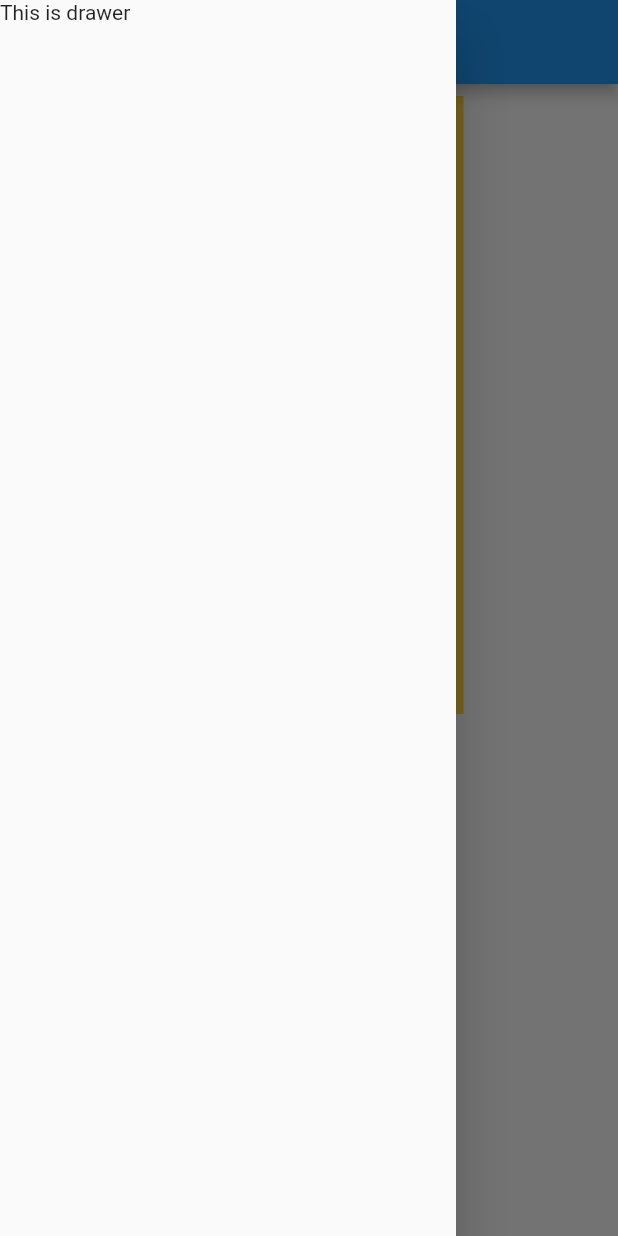
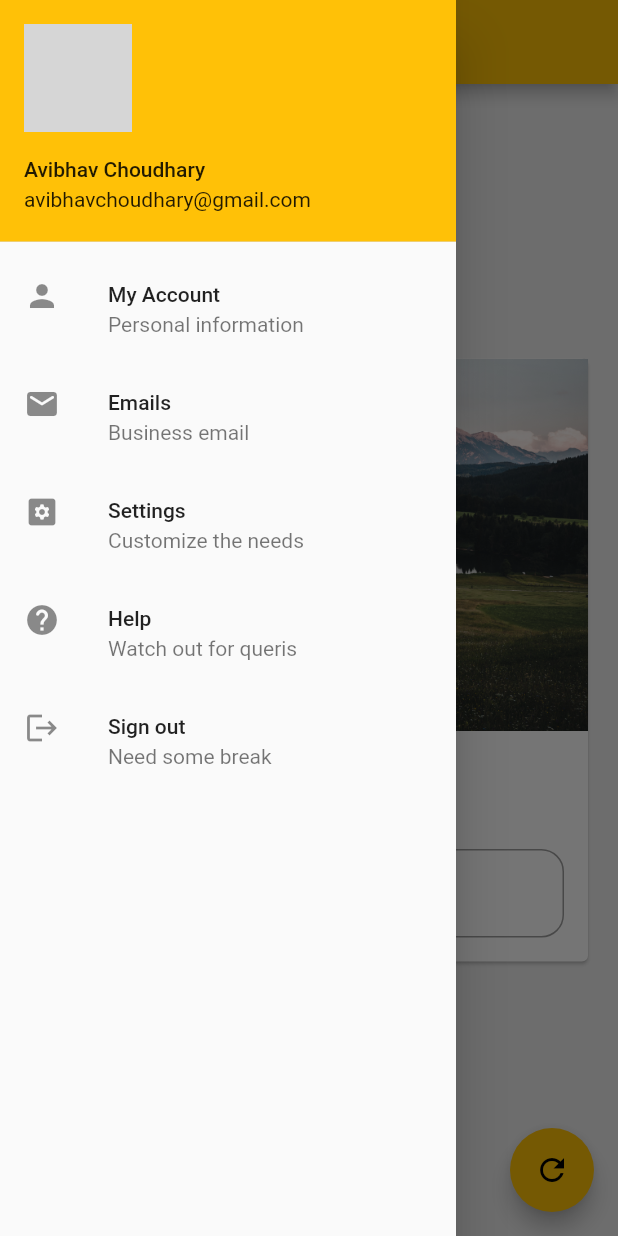
Before and after one commit to AvibhavChoudhary/flutter-first-project, a Flutter app: the screen it shows after launch, with the side drawer open, on a phone screen of 412 x 824 dp. Run offline on Flutter 3.47's test engine with Material 2 defaults, Android fonts, the phone set to English and light mode, and no system bars; network calls fail; grey boxes are pictures that could not be loaded.

Commit message:
CardView with some state changes done.

```diff
--- /dev/null
+++ b/lib/card.dart
@@ -0,0 +1,47 @@
+import 'package:flutter/material.dart';
+
+
+class Change_name extends StatelessWidget {
+  const Change_name({
+    Key key,
+    @required this.myText,
+    @required TextEditingController controller,
+  }) : _controller = controller, super(key: key);
+
+  final String myText;
+  final TextEditingController _controller;
+
+  @override
+  Widget build(BuildContext context) {
+    return Column(
+      children: [
+        Image.asset(
+          "assests/bg1.jpg",
+          fit: BoxFit.contain,
+        ),
+        SizedBox(
+          height: 20,
+        ),
+        Text(
+          myText,
+          style: TextStyle(fontSize: 20, fontWeight: FontWeight.w500),
+        ),
+        SizedBox(
+          height: 20,
+        ),
+        Padding(
+          padding: const EdgeInsets.all(16.0),
+          child: TextField(
+            controller: _controller,
+            keyboardType: TextInputType.text,
+            decoration: InputDecoration(
+                hintText: "Enter something here",
+                labelText: "Name",
+                border: OutlineInputBorder(
+                    borderRadius: BorderRadius.circular(15))),
+          ),
+        )
+      ],
+    );
+  }
+}
--- /dev/null
+++ b/lib/drawer.dart
@@ -0,0 +1,49 @@
+import 'package:flutter/material.dart';
+
+class MyDrawer extends StatelessWidget {
+  @override
+  Widget build(BuildContext context) {
+    return Drawer(
+        child: ListView(
+      padding: EdgeInsets.zero,
+      children: [
+        // DrawerHeader(child: Text("This is drawer",style: TextStyle(fontSize: 20),),
+        // decoration: BoxDecoration(color: Colors.amber),
+        // )
+        UserAccountsDrawerHeader(
+          accountName: Text("Avibhav Choudhary"),
+          accountEmail: Text("avibhavchoudhary@gmail.com"),
+          currentAccountPicture: CircleAvatar(
+            backgroundImage: NetworkImage(
+                "https://media-exp1.licdn.com/dms/image/C4E03AQHIG_s8K5IRXQ/profile-displayphoto-shrink_200_200/0?e=1607558400&v=beta&t=4qfuN119R8SlwKm6ccbAaPCnKuUtgrAwA3YBYdW74Zg"),
+          ),
+        ),
+        ListTile(
+          title: Text("My Account"),
+          leading: Icon(Icons.person),
+          subtitle: Text("Personal information"),
+        ),
+        ListTile(
+          title: Text("Emails"),
+          leading: Icon(Icons.email_rounded),
+          subtitle: Text("Business email"),
+        ),
+        ListTile(
+          title: Text("Settings"),
+          leading: Icon(Icons.settings_applications_rounded),
+          subtitle: Text("Customize the needs"),
+        ),
+        ListTile(
+          title: Text("Help"),
+          leading: Icon(Icons.help_rounded),
+          subtitle: Text("Watch out for queris"),
+        ),
+        ListTile(
+          title: Text("Sign out"),
+          leading: Icon(Icons.logout),
+          subtitle: Text("Need some break"),
+        ),
+      ],
+    ));
+  }
+}
--- /dev/null
+++ b/lib/image.dart
@@ -0,0 +1,11 @@
+import 'package:flutter/material.dart';
+
+class BgImage extends StatelessWidget {
+  @override
+  Widget build(BuildContext context) {
+    return Image.asset(
+      "assests/bg1.jpg",
+      fit: BoxFit.contain,
+    );
+  }
+}
--- a/lib/main.dart
+++ b/lib/main.dart
@@ -1,58 +1,16 @@
 import 'package:flutter/material.dart';
+
+import 'pages/Homepage.dart';
 
 void main() {
   runApp(MaterialApp(
     title: "My first app",
     home: HomePage(),
+    theme: ThemeData(primarySwatch: Colors.amber),
   ));
 }
 
-class HomePage extends StatelessWidget {
-  const HomePage({Key key}) : super(key: key);
 
-  @override
-  Widget build(BuildContext context) {
-    return Scaffold(
-        appBar: AppBar(
-          title: Text("My First App"),
-        ),
-        drawer: Drawer(
-          child: Text("This is drawer"),
-        ),
-        body: Padding(
-          padding: const EdgeInsets.all(8.0),
-          child: Align(
-            alignment: Alignment.topCenter,
-                    child: Container(
-                      color: Colors.amberAccent,
-              width: MediaQuery.of(context).size.width/2,
-              height: MediaQuery.of(context).size.height/2,
-              child: Column(
-                mainAxisAlignment: MainAxisAlignment.spaceEvenly,
-                crossAxisAlignment: CrossAxisAlignment.center,
-                children: [
-                  Container(
-                    height: 100,
-                    width: 100,
-                    color: Colors.red,
-                  ),
-                  Container(
-                    height: 100,
-                    width: 100,
-                    color: Colors.yellow,
-                  ),
-                  Container(
-                    height: 100,
-                    width: 100,
-                    color: Colors.green,
-                  )
-                ],
-              ),
-            ),
-          ),
-        ));
-  }
-}
 
 // class DemoBox extends StatelessWidget {
 //   const DemoBox({Key key}) : super(key: key);
--- /dev/null
+++ b/lib/pages/Homepage.dart
@@ -0,0 +1,51 @@
+import 'package:flutter/material.dart';
+
+import '../card.dart';
+import '../drawer.dart';
+
+
+class HomePage extends StatefulWidget {
+  const HomePage({Key key}) : super(key: key);
+
+  @override
+  _HomePageState createState() => _HomePageState();
+}
+
+class _HomePageState extends State<HomePage> {
+  TextEditingController _controller = TextEditingController();
+  var myText = "Change Me";
+
+  @override
+  void initState() {
+    super.initState();
+  }
+
+  @override
+  Widget build(BuildContext context) {
+    return Scaffold(
+      backgroundColor: Colors.grey[200],
+      appBar: AppBar(
+        title: Text("My First App"),
+      ),
+      drawer: MyDrawer(),
+      body: Padding(
+        padding: const EdgeInsets.all(16.0),
+        child: Align(
+          alignment: Alignment.center,
+          child: SingleChildScrollView(
+            child: Card(
+              child: Change_name(myText: myText, controller: _controller),
+            ),
+          ),
+        ),
+      ),
+      floatingActionButton: FloatingActionButton(
+        onPressed: () {
+          myText= _controller.text;
+          setState(() {});
+        },
+        child: Icon(Icons.refresh),
+      ),
+    );
+  }
+}
```
Also changed, not shown: pubspec.yaml (+3 -5 lines), assests/bg1.jpg (added).
